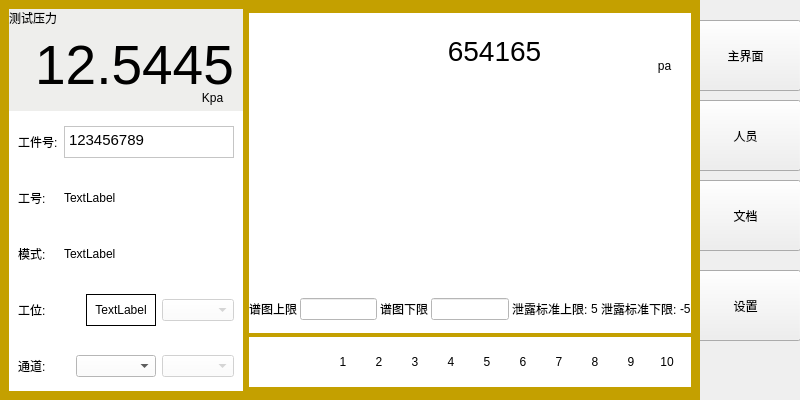
First picture: the form in formmain.ui, repository LEmbedder/widget-mcu, before the edit.
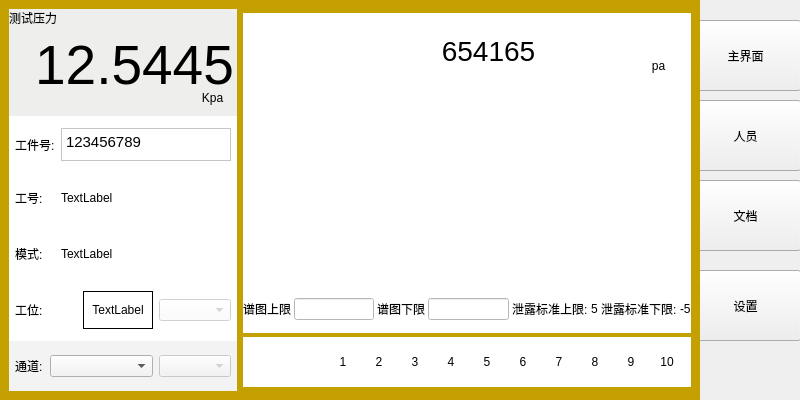
Second picture: the form after the edit.

The edit to the form file:
```diff
--- a/formmain.ui
+++ b/formmain.ui
@@ -157,13 +157,25 @@
               <property name="maximumSize">
                <size>
                 <width>16777215</width>
-                <height>50</height>
+                <height>45</height>
                </size>
               </property>
               <property name="styleSheet">
                <string notr="true">background-color: rgb(255, 255, 255);</string>
               </property>
               <layout class="QHBoxLayout" name="horizontalLayout_2">
+               <property name="leftMargin">
+                <number>6</number>
+               </property>
+               <property name="topMargin">
+                <number>6</number>
+               </property>
+               <property name="rightMargin">
+                <number>6</number>
+               </property>
+               <property name="bottomMargin">
+                <number>6</number>
+               </property>
                <item>
                 <widget class="QLabel" name="label_4">
                  <property name="text">
@@ -216,6 +228,18 @@
                <string notr="true">background-color: rgb(255, 255, 255);</string>
               </property>
               <layout class="QHBoxLayout" name="horizontalLayout_5">
+               <property name="leftMargin">
+                <number>6</number>
+               </property>
+               <property name="topMargin">
+                <number>6</number>
+               </property>
+               <property name="rightMargin">
+                <number>6</number>
+               </property>
+               <property name="bottomMargin">
+                <number>6</number>
+               </property>
                <item>
                 <widget class="QLabel" name="label_5">
                  <property name="text">
@@ -264,6 +288,18 @@
                <string notr="true">background-color: rgb(255, 255, 255);</string>
               </property>
               <layout class="QHBoxLayout" name="horizontalLayout_6">
+               <property name="leftMargin">
+                <number>6</number>
+               </property>
+               <property name="topMargin">
+                <number>6</number>
+               </property>
+               <property name="rightMargin">
+                <number>6</number>
+               </property>
+               <property name="bottomMargin">
+                <number>6</number>
+               </property>
                <item>
                 <widget class="QLabel" name="label_6">
                  <property name="text">
@@ -316,16 +352,16 @@
                 <number>6</number>
                </property>
                <property name="leftMargin">
-                <number>9</number>
+                <number>6</number>
                </property>
                <property name="topMargin">
-                <number>9</number>
+                <number>6</number>
                </property>
                <property name="rightMargin">
-                <number>9</number>
+                <number>6</number>
                </property>
                <property name="bottomMargin">
-                <number>9</number>
+                <number>6</number>
                </property>
                <item>
                 <widget class="QLabel" name="label_14">
@@ -390,27 +426,27 @@
                  <colorrole role="Button">
                   <brush brushstyle="SolidPattern">
                    <color alpha="255">
-                    <red>255</red>
-                    <green>255</green>
-                    <blue>255</blue>
+                    <red>243</red>
+                    <green>243</green>
+                    <blue>243</blue>
                    </color>
                   </brush>
                  </colorrole>
                  <colorrole role="Base">
                   <brush brushstyle="SolidPattern">
                    <color alpha="255">
-                    <red>255</red>
-                    <green>255</green>
-                    <blue>255</blue>
+                    <red>243</red>
+                    <green>243</green>
+                    <blue>243</blue>
                    </color>
                   </brush>
                  </colorrole>
                  <colorrole role="Window">
                   <brush brushstyle="SolidPattern">
                    <color alpha="255">
-                    <red>255</red>
-                    <green>255</green>
-                    <blue>255</blue>
+                    <red>243</red>
+                    <green>243</green>
+                    <blue>243</blue>
                    </color>
                   </brush>
                  </colorrole>
@@ -419,27 +455,27 @@
                  <colorrole role="Button">
                   <brush brushstyle="SolidPattern">
                    <color alpha="255">
-                    <red>255</red>
-                    <green>255</green>
-                    <blue>255</blue>
+                    <red>243</red>
+                    <green>243</green>
+                    <blue>243</blue>
                    </color>
                   </brush>
                  </colorrole>
                  <colorrole role="Base">
                   <brush brushstyle="SolidPattern">
                    <color alpha="255">
-                    <red>255</red>
-                    <green>255</green>
-                    <blue>255</blue>
+                    <red>243</red>
+                    <green>243</green>
+                    <blue>243</blue>
                    </color>
                   </brush>
                  </colorrole>
                  <colorrole role="Window">
                   <brush brushstyle="SolidPattern">
                    <color alpha="255">
-                    <red>255</red>
-                    <green>255</green>
-                    <blue>255</blue>
+                    <red>243</red>
+                    <green>243</green>
+                    <blue>243</blue>
                    </color>
                   </brush>
                  </colorrole>
@@ -448,27 +484,27 @@
                  <colorrole role="Button">
                   <brush brushstyle="SolidPattern">
                    <color alpha="255">
-                    <red>255</red>
-                    <green>255</green>
-                    <blue>255</blue>
+                    <red>243</red>
+                    <green>243</green>
+                    <blue>243</blue>
                    </color>
                   </brush>
                  </colorrole>
                  <colorrole role="Base">
                   <brush brushstyle="SolidPattern">
                    <color alpha="255">
-                    <red>255</red>
-                    <green>255</green>
-                    <blue>255</blue>
+                    <red>243</red>
+                    <green>243</green>
+                    <blue>243</blue>
                    </color>
                   </brush>
                  </colorrole>
                  <colorrole role="Window">
                   <brush brushstyle="SolidPattern">
                    <color alpha="255">
-                    <red>255</red>
-                    <green>255</green>
-                    <blue>255</blue>
+                    <red>243</red>
+                    <green>243</green>
+                    <blue>243</blue>
                    </color>
                   </brush>
                  </colorrole>
@@ -478,7 +514,22 @@
               <property name="autoFillBackground">
                <bool>false</bool>
               </property>
+              <property name="styleSheet">
+               <string notr="true">background-color: rgb(243, 243, 243);</string>
+              </property>
               <layout class="QHBoxLayout" name="horizontalLayout_7">
+               <property name="leftMargin">
+                <number>6</number>
+               </property>
+               <property name="topMargin">
+                <number>6</number>
+               </property>
+               <property name="rightMargin">
+                <number>6</number>
+               </property>
+               <property name="bottomMargin">
+                <number>6</number>
+               </property>
                <item>
                 <widget class="QLabel" name="label_15">
                  <property name="text">
@@ -513,27 +564,27 @@
                     <colorrole role="Button">
                      <brush brushstyle="SolidPattern">
                       <color alpha="255">
-                       <red>255</red>
-                       <green>255</green>
-                       <blue>255</blue>
+                       <red>243</red>
+                       <green>243</green>
+                       <blue>243</blue>
                       </color>
                      </brush>
                     </colorrole>
                     <colorrole role="Base">
                      <brush brushstyle="SolidPattern">
                       <color alpha="255">
-                       <red>255</red>
-                       <green>255</green>
-                       <blue>255</blue>
+                       <red>243</red>
+                       <green>243</green>
+                       <blue>243</blue>
                       </color>
                      </brush>
                     </colorrole>
                     <colorrole role="Window">
                      <brush brushstyle="SolidPattern">
                       <color alpha="255">
-                       <red>255</red>
-                       <green>255</green>
-                       <blue>255</blue>
+                       <red>243</red>
+                       <green>243</green>
+                       <blue>243</blue>
                       </color>
                      </brush>
                     </colorrole>
@@ -551,27 +602,27 @@
                     <colorrole role="Button">
                      <brush brushstyle="SolidPattern">
                       <color alpha="255">
-                       <red>255</red>
-                       <green>255</green>
-                       <blue>255</blue>
+                       <red>243</red>
+                       <green>243</green>
+                       <blue>243</blue>
                       </color>
                      </brush>
                     </colorrole>
                     <colorrole role="Base">
                      <brush brushstyle="SolidPattern">
                       <color alpha="255">
-                       <red>255</red>
-                       <green>255</green>
-                       <blue>255</blue>
+                       <red>243</red>
+                       <green>243</green>
+                       <blue>243</blue>
                       </color>
                      </brush>
                     </colorrole>
                     <colorrole role="Window">
                      <brush brushstyle="SolidPattern">
                       <color alpha="255">
-                       <red>255</red>
-                       <green>255</green>
-                       <blue>255</blue>
+                       <red>243</red>
+                       <green>243</green>
+                       <blue>243</blue>
                       </color>
                      </brush>
                     </colorrole>
@@ -589,27 +640,27 @@
                     <colorrole role="Button">
                      <brush brushstyle="SolidPattern">
                       <color alpha="255">
-                       <red>255</red>
-                       <green>255</green>
-                       <blue>255</blue>
+                       <red>243</red>
+                       <green>243</green>
+                       <blue>243</blue>
                       </color>
                      </brush>
                     </colorrole>
                     <colorrole role="Base">
                      <brush brushstyle="SolidPattern">
                       <color alpha="255">
-                       <red>255</red>
-                       <green>255</green>
-                       <blue>255</blue>
+                       <red>243</red>
+                       <green>243</green>
+                       <blue>243</blue>
                       </color>
                      </brush>
                     </colorrole>
                     <colorrole role="Window">
                      <brush brushstyle="SolidPattern">
                       <color alpha="255">
-                       <red>255</red>
-                       <green>255</green>
-                       <blue>255</blue>
+                       <red>243</red>
+                       <green>243</green>
+                       <blue>243</blue>
                       </color>
                      </brush>
                     </colorrole>
@@ -631,6 +682,21 @@
                  <property name="styleSheet">
                   <string notr="true">selection-background-color: rgb(52, 101, 164);</string>
                  </property>
+                 <property name="maxVisibleItems">
+                  <number>100</number>
+                 </property>
+                 <property name="minimumContentsLength">
+                  <number>10</number>
+                 </property>
+                 <property name="iconSize">
+                  <size>
+                   <width>20</width>
+                   <height>20</height>
+                  </size>
+                 </property>
+                 <property name="duplicatesEnabled">
+                  <bool>false</bool>
+                 </property>
                  <property name="frame">
                   <bool>true</bool>
                  </property>
```
